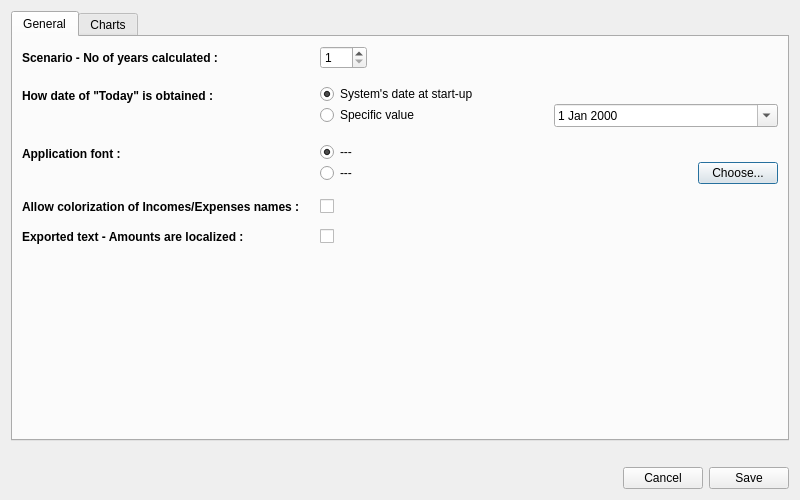
Old version of the form optionsdialog.ui in the repository redmoon1945/gbp.
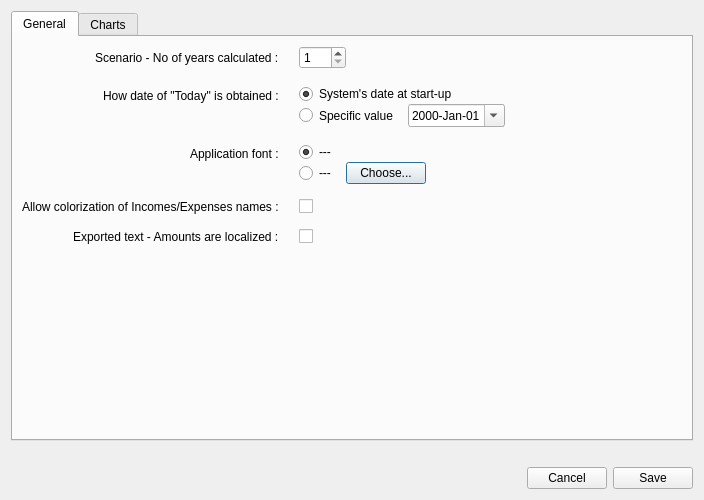
New version of the form. The open tabs and pages were chosen to show the change.

Diff of the .ui file:
```diff
--- a/optionsdialog.ui
+++ b/optionsdialog.ui
@@ -6,7 +6,7 @@
    <rect>
     <x>0</x>
     <y>0</y>
-    <width>800</width>
+    <width>704</width>
     <height>500</height>
    </rect>
   </property>
@@ -28,6 +28,9 @@
         <layout class="QVBoxLayout" name="verticalLayout_6">
          <item>
           <layout class="QFormLayout" name="formLayout_2">
+           <property name="labelAlignment">
+            <set>Qt::AlignRight|Qt::AlignTrailing|Qt::AlignVCenter</set>
+           </property>
            <property name="horizontalSpacing">
             <number>20</number>
            </property>
@@ -38,7 +41,7 @@
             <widget class="QLabel" name="label">
              <property name="font">
               <font>
-               <bold>true</bold>
+               <bold>false</bold>
               </font>
              </property>
              <property name="text">
@@ -51,7 +54,7 @@
              <item>
               <widget class="QSpinBox" name="scenarioYearsSpinBox">
                <property name="sizePolicy">
-                <sizepolicy hsizetype="Fixed" vsizetype="Fixed">
+                <sizepolicy hsizetype="Fixed" vsizetype="Preferred">
                  <horstretch>0</horstretch>
                  <verstretch>0</verstretch>
                 </sizepolicy>
@@ -83,7 +86,7 @@
             <widget class="QLabel" name="label_9">
              <property name="font">
               <font>
-               <bold>true</bold>
+               <bold>false</bold>
               </font>
              </property>
              <property name="text">
@@ -98,7 +101,7 @@
                <item>
                 <widget class="QRadioButton" name="systemFontRadioButton">
                  <property name="sizePolicy">
-                  <sizepolicy hsizetype="Expanding" vsizetype="Fixed">
+                  <sizepolicy hsizetype="Expanding" vsizetype="Preferred">
                    <horstretch>0</horstretch>
                    <verstretch>0</verstretch>
                   </sizepolicy>
@@ -121,7 +124,7 @@
                <item>
                 <widget class="QRadioButton" name="customFontRadioButton">
                  <property name="sizePolicy">
-                  <sizepolicy hsizetype="Expanding" vsizetype="Fixed">
+                  <sizepolicy hsizetype="Preferred" vsizetype="Preferred">
                    <horstretch>0</horstretch>
                    <verstretch>0</verstretch>
                   </sizepolicy>
@@ -152,11 +155,30 @@
                </item>
                <item>
                 <widget class="QPushButton" name="setCustomFontPushButton">
+                 <property name="sizePolicy">
+                  <sizepolicy hsizetype="Minimum" vsizetype="Preferred">
+                   <horstretch>0</horstretch>
+                   <verstretch>0</verstretch>
+                  </sizepolicy>
+                 </property>
                  <property name="text">
                   <string>Choose...</string>
                  </property>
                 </widget>
                </item>
+               <item>
+                <spacer name="horizontalSpacer_12">
+                 <property name="orientation">
+                  <enum>Qt::Horizontal</enum>
+                 </property>
+                 <property name="sizeHint" stdset="0">
+                  <size>
+                   <width>40</width>
+                   <height>20</height>
+                  </size>
+                 </property>
+                </spacer>
+               </item>
               </layout>
              </item>
             </layout>
@@ -165,7 +187,7 @@
             <widget class="QLabel" name="label_10">
              <property name="font">
               <font>
-               <bold>true</bold>
+               <bold>false</bold>
               </font>
              </property>
              <property name="text">
@@ -179,6 +201,12 @@
               <layout class="QHBoxLayout" name="horizontalLayout_21">
                <item>
                 <widget class="QRadioButton" name="todaySystemRadioButton">
+                 <property name="sizePolicy">
+                  <sizepolicy hsizetype="Minimum" vsizetype="Preferred">
+                   <horstretch>0</horstretch>
+                   <verstretch>0</verstretch>
+                  </sizepolicy>
+                 </property>
                  <property name="text">
                   <string>System's date at start-up</string>
                  </property>
@@ -196,6 +224,12 @@
               <layout class="QHBoxLayout" name="horizontalLayout_22">
                <item>
                 <widget class="QRadioButton" name="todaySpecificRadioButton">
+                 <property name="sizePolicy">
+                  <sizepolicy hsizetype="Minimum" vsizetype="Preferred">
+                   <horstretch>0</horstretch>
+                   <verstretch>0</verstretch>
+                  </sizepolicy>
+                 </property>
                  <property name="text">
                   <string>Specific value</string>
                  </property>
@@ -222,11 +256,33 @@
                </item>
                <item>
                 <widget class="QDateEdit" name="todayDateEdit">
+                 <property name="sizePolicy">
+                  <sizepolicy hsizetype="Minimum" vsizetype="Preferred">
+                   <horstretch>0</horstretch>
+                   <verstretch>0</verstretch>
+                  </sizepolicy>
+                 </property>
+                 <property name="displayFormat">
+                  <string>yyyy-MMM-dd</string>
+                 </property>
                  <property name="calendarPopup">
                   <bool>true</bool>
                  </property>
                 </widget>
                </item>
+               <item>
+                <spacer name="horizontalSpacer_13">
+                 <property name="orientation">
+                  <enum>Qt::Horizontal</enum>
+                 </property>
+                 <property name="sizeHint" stdset="0">
+                  <size>
+                   <width>40</width>
+                   <height>20</height>
+                  </size>
+                 </property>
+                </spacer>
+               </item>
               </layout>
              </item>
             </layout>
@@ -235,7 +291,7 @@
             <widget class="QLabel" name="label_11">
              <property name="font">
               <font>
-               <bold>true</bold>
+               <bold>false</bold>
               </font>
              </property>
              <property name="text">
@@ -247,6 +303,12 @@
             <layout class="QHBoxLayout" name="horizontalLayout_23">
              <item>
               <widget class="QCheckBox" name="allowDecorationColorCheckBox">
+               <property name="sizePolicy">
+                <sizepolicy hsizetype="Minimum" vsizetype="Preferred">
+                 <horstretch>0</horstretch>
+                 <verstretch>0</verstretch>
+                </sizepolicy>
+               </property>
                <property name="text">
                 <string/>
                </property>
@@ -258,7 +320,7 @@
             <widget class="QLabel" name="label_7">
              <property name="font">
               <font>
-               <bold>true</bold>
+               <bold>false</bold>
               </font>
              </property>
              <property name="text">
@@ -270,6 +332,12 @@
             <layout class="QHBoxLayout" name="horizontalLayout_24">
              <item>
               <widget class="QCheckBox" name="exportTextAmountLocalizedCheckBox">
+               <property name="sizePolicy">
+                <sizepolicy hsizetype="Minimum" vsizetype="Preferred">
+                 <horstretch>0</horstretch>
+                 <verstretch>0</verstretch>
+                </sizepolicy>
+               </property>
                <property name="text">
                 <string/>
                </property>
```
Left out of the diff: 48 changed lines with no effect on the pictures.
